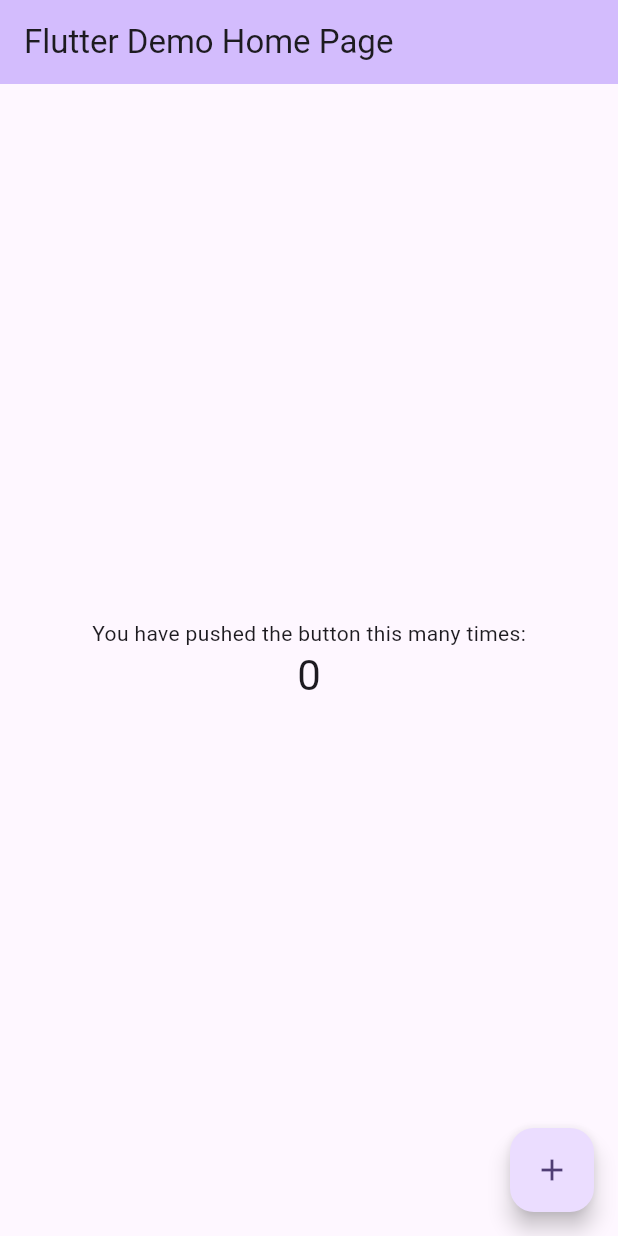
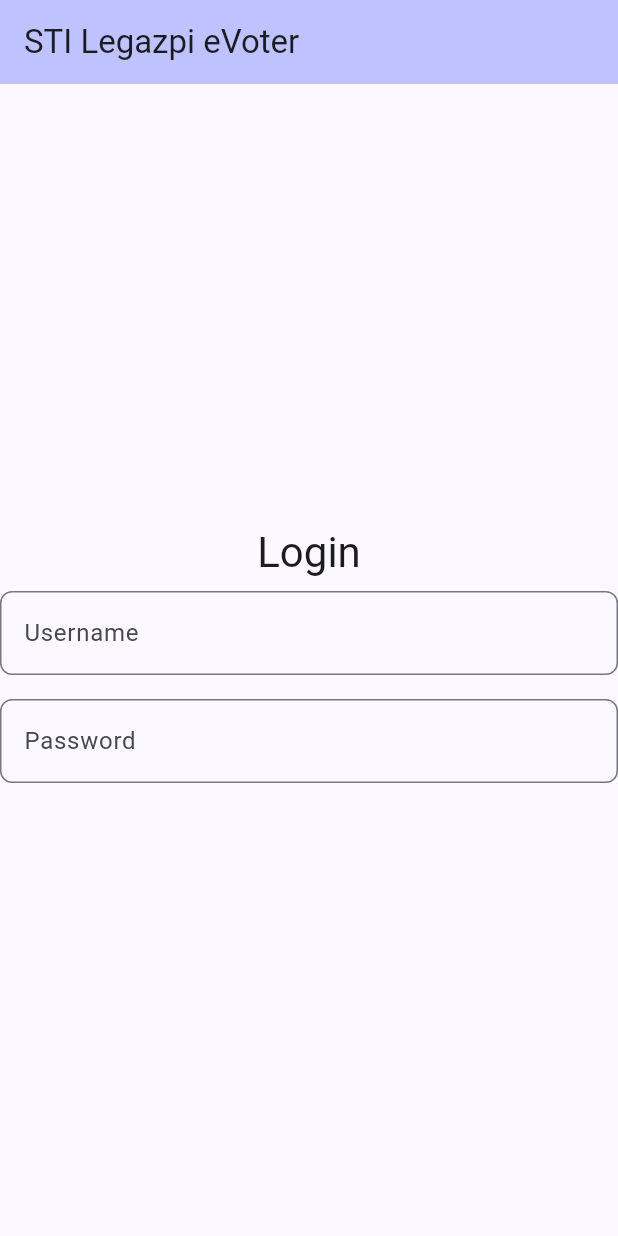
Before and after one commit to PlayerOne-bit/sti_legazpi_evoter, a Flutter app: the screen it shows after launch, on a phone screen of 412 x 824 dp. Run offline on Flutter 3.47's test engine with Material 3 defaults, Android fonts, the phone set to English and light mode, and no system bars.

Commit message:
leaning flutte

```diff
--- a/lib/main.dart
+++ b/lib/main.dart
@@ -6,46 +6,20 @@ void main() {
 
 class MyApp extends StatelessWidget {
   const MyApp({super.key});
-
-  // This widget is the root of your application.
   @override
   Widget build(BuildContext context) {
     return MaterialApp(
-      title: 'Flutter Demo',
+      title: 'STI Legazpi eVoter',
       theme: ThemeData(
-        // This is the theme of your application.
-        //
-        // TRY THIS: Try running your application with "flutter run". You'll see
-        // the application has a purple toolbar. Then, without quitting the app,
-        // try changing the seedColor in the colorScheme below to Colors.green
-        // and then invoke "hot reload" (save your changes or press the "hot
-        // reload" button in a Flutter-supported IDE, or press "r" if you used
-        // the command line to start the app).
-        //
-        // Notice that the counter didn't reset back to zero; the application
-        // state is not lost during the reload. To reset the state, use hot
-        // restart instead.
-        //
-        // This works for code too, not just values: Most code changes can be
-        // tested with just a hot reload.
-        colorScheme: .fromSeed(seedColor: Colors.deepPurple),
+        colorScheme: .fromSeed(seedColor: const Color.fromARGB(255, 0, 0, 255)),
       ),
-      home: const MyHomePage(title: 'Flutter Demo Home Page'),
+      home: const MyHomePage(title: 'STI Legazpi eVoter'),
     );
   }
 }
 
 class MyHomePage extends StatefulWidget {
   const MyHomePage({super.key, required this.title});
-
-  // This widget is the home page of your application. It is stateful, meaning
-  // that it has a State object (defined below) that contains fields that affect
-  // how it looks.
-
-  // This class is the configuration for the state. It holds the values (in this
-  // case the title) provided by the parent (in this case the App widget) and
-  // used by the build method of the State. Fields in a Widget subclass are
-  // always marked "final".
 
   final String title;
 
@@ -54,69 +28,44 @@ class MyHomePage extends StatefulWidget {
 }
 
 class _MyHomePageState extends State<MyHomePage> {
-  int _counter = 0;
-
-  void _incrementCounter() {
-    setState(() {
-      // This call to setState tells the Flutter framework that something has
-      // changed in this State, which causes it to rerun the build method below
-      // so that the display can reflect the updated values. If we changed
-      // _counter without calling setState(), then the build method would not be
-      // called again, and so nothing would appear to happen.
-      _counter++;
-    });
-  }
-
   @override
   Widget build(BuildContext context) {
-    // This method is rerun every time setState is called, for instance as done
-    // by the _incrementCounter method above.
-    //
-    // The Flutter framework has been optimized to make rerunning build methods
-    // fast, so that you can just rebuild anything that needs updating rather
-    // than having to individually change instances of widgets.
     return Scaffold(
       appBar: AppBar(
-        // TRY THIS: Try changing the color here to a specific color (to
-        // Colors.amber, perhaps?) and trigger a hot reload to see the AppBar
-        // change color while the other colors stay the same.
         backgroundColor: Theme.of(context).colorScheme.inversePrimary,
-        // Here we take the value from the MyHomePage object that was created by
-        // the App.build method, and use it to set our appbar title.
         title: Text(widget.title),
       ),
       body: Center(
-        // Center is a layout widget. It takes a single child and positions it
-        // in the middle of the parent.
         child: Column(
-          // Column is also a layout widget. It takes a list of children and
-          // arranges them vertically. By default, it sizes itself to fit its
-          // children horizontally, and tries to be as tall as its parent.
-          //
-          // Column has various properties to control how it sizes itself and
-          // how it positions its children. Here we use mainAxisAlignment to
-          // center the children vertically; the main axis here is the vertical
-          // axis because Columns are vertical (the cross axis would be
-          // horizontal).
-          //
-          // TRY THIS: Invoke "debug painting" (choose the "Toggle Debug Paint"
-          // action in the IDE, or press "p" in the console), to see the
-          // wireframe for each widget.
-          mainAxisAlignment: .center,
+          mainAxisAlignment: MainAxisAlignment.center,
           children: [
-            const Text('You have pushed the button this many times:'),
-            Text(
-              '$_counter',
-              style: Theme.of(context).textTheme.headlineMedium,
+            Text('Login', style: Theme.of(context).textTheme.headlineMedium),
+            Padding(
+              padding: const EdgeInsets.symmetric(vertical: 8.0),
+              child: TextField(
+                decoration: InputDecoration(
+                  labelText: 'Username',
+                  border: OutlineInputBorder(
+                    borderRadius: BorderRadius.circular(8.0),
+                  ),
+                ),
+              ),
+            ),
+            Padding(
+              padding: const EdgeInsets.symmetric(vertical: 8.0),
+              child: TextField(
+                decoration: InputDecoration(
+                  labelText: 'Password',
+                  border: OutlineInputBorder(
+                    borderRadius: BorderRadius.circular(8.0),
+                  ),
+                ),
+                obscureText: true,
+              ),
             ),
           ],
         ),
       ),
-      floatingActionButton: FloatingActionButton(
-        onPressed: _incrementCounter,
-        tooltip: 'Increment',
-        child: const Icon(Icons.add),
-      ),
     );
   }
 }
```
